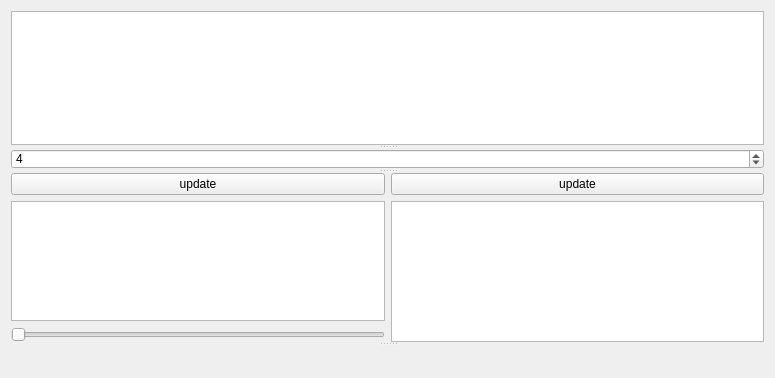
Before: the Qt Designer form src/xyto/Xytoplax/simple.ui in phresnel/picogen, drawn with Qt 5.
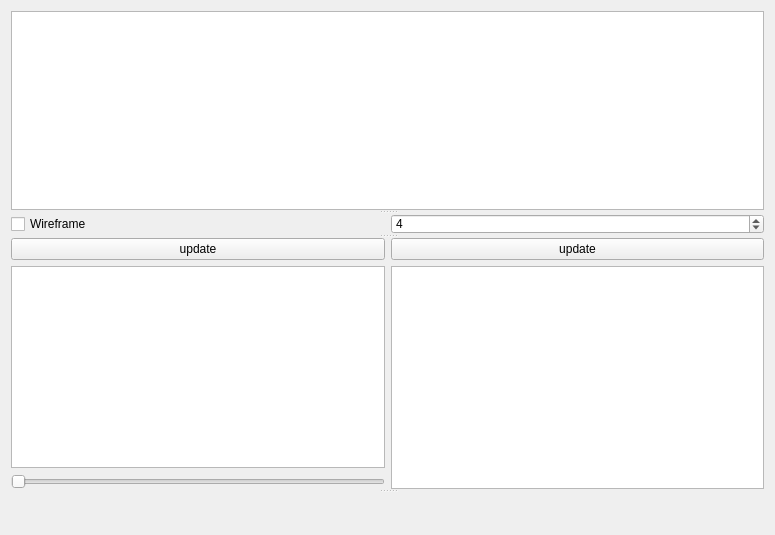
After: the same form once the commit is applied. Custom widgets are drawn as their Qt base class.

Diff of the .ui file:
```diff
--- a/src/xyto/Xytoplax/simple.ui
+++ b/src/xyto/Xytoplax/simple.ui
@@ -7,7 +7,7 @@
     <x>0</x>
     <y>0</y>
     <width>775</width>
-    <height>378</height>
+    <height>535</height>
    </rect>
   </property>
   <property name="windowTitle">
@@ -37,6 +37,13 @@
        <property name="sizeConstraint">
         <enum>QLayout::SetMaximumSize</enum>
        </property>
+       <item>
+        <widget class="QCheckBox" name="wireframe">
+         <property name="text">
+          <string>Wireframe</string>
+         </property>
+        </widget>
+       </item>
        <item>
         <widget class="QSpinBox" name="numIterations">
          <property name="maximumSize">
```
